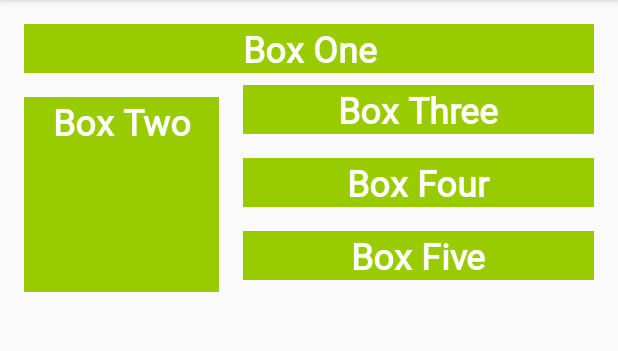
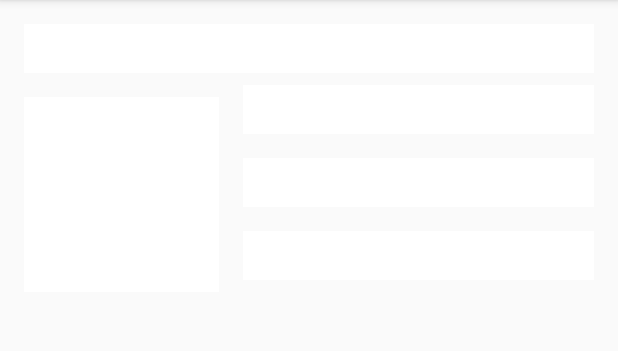
Before and after one commit to killer-killua/ColorMyViews, an Android app: the screen it shows after launch (MainActivity), on a phone screen of 412 x 824 dp, the part 84-435 px from its top. Run offline under Robolectric (Android 15) with nearby library versions, the phone set to English and light mode, and no system bars.

Commit message:
made boxes 1-5 have a white background and created a onClickListener function to make the boxes a color when clicked also made a for loop

```diff
--- a/app/src/main/java/com/example/colormyviews/MainActivity.kt
+++ b/app/src/main/java/com/example/colormyviews/MainActivity.kt
@@ -1,12 +1,46 @@
 package com.example.colormyviews
 
+import android.graphics.Color
 import androidx.appcompat.app.AppCompatActivity
 import android.os.Bundle
+import android.view.View
+import kotlinx.android.synthetic.main.activity_main.*
 
 class MainActivity : AppCompatActivity() {
 
     override fun onCreate(savedInstanceState: Bundle?) {
         super.onCreate(savedInstanceState)
         setContentView(R.layout.activity_main)
+        setListeners()
+    }
+
+    private fun setListeners() {
+        val clickableViews: List<View> = listOf(box_one_text, box_two_text, box_three_text,
+
+            box_four_text, box_five_text)
+
+        for (item in clickableViews)
+            item.setOnClickListener { makeColored(it) }
     }
 }
+
+
+fun makeColored(view: View) {
+
+    when (view.id) {
+
+        // Boxes using Color class colors for background
+        R.id.box_one_text -> view.setBackgroundColor(Color.DKGRAY)
+        R.id.box_two_text -> view.setBackgroundColor(Color.GRAY)
+
+        // Boxes using Android color resources for background
+
+        R.id.box_three_text -> view.setBackgroundResource(android.R.color.holo_green_light)
+        R.id.box_four_text -> view.setBackgroundResource(android.R.color.holo_green_dark)
+        R.id.box_five_text -> view.setBackgroundResource(android.R.color.holo_green_light)
+
+        else -> view.setBackgroundColor(Color.LTGRAY)
+
+    }
+
+}
--- a/app/src/main/res/values/styles.xml
+++ b/app/src/main/res/values/styles.xml
@@ -10,7 +10,7 @@
 
     <style name="WhiteBox">
 
-        <item name="android:background">@android:color/holo_green_light</item>
+        <item name="android:background">@android:color/white</item>
         <item name="android:textAlignment">center</item>
         <item name="android:textSize">@dimen/box_text_size</item>
         <item name="android:textStyle">bold</item>
```
